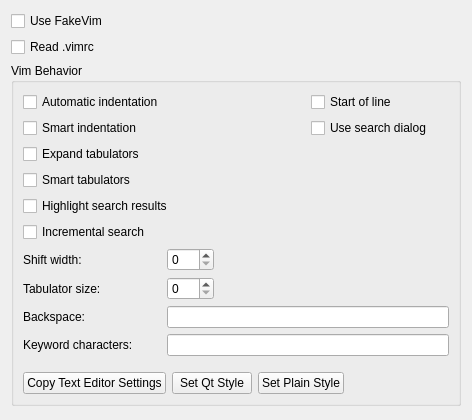
Old version of the form src/plugins/fakevim/fakevimoptions.ui in the repository qt-creator/qt-creator.
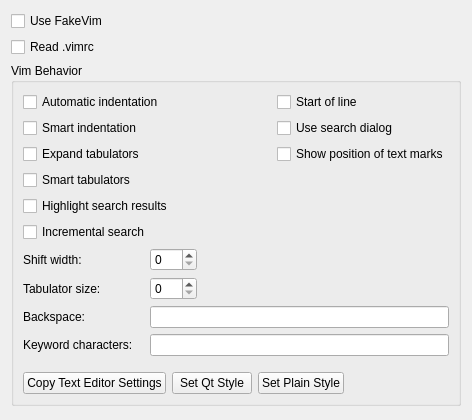
New version of the form.

Patch:
```diff
--- a/src/plugins/fakevim/fakevimoptions.ui
+++ b/src/plugins/fakevim/fakevimoptions.ui
@@ -66,6 +66,13 @@
         </property>
        </widget>
       </item>
+      <item row="2" column="2">
+       <widget class="QCheckBox" name="checkBoxShowMarks">
+        <property name="text">
+         <string>Show position of text marks</string>
+        </property>
+       </widget>
+      </item>
       <item row="3" column="0" colspan="2">
        <widget class="QCheckBox" name="checkBoxSmartTab">
         <property name="text">
```
